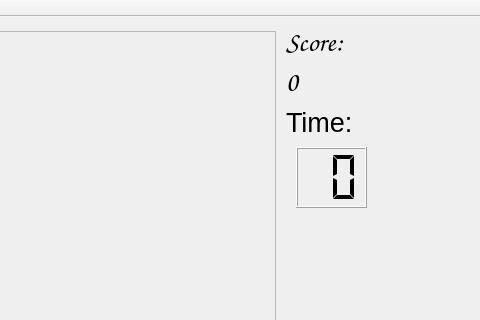
Before: the Qt Designer form candycrush_bootleg2/Gui.ui in Commoned/candycrush_bt, drawn with Qt 5; both pictures show x 344 to 824 and y 0 to 320 of the 824 by 908 pixel window.
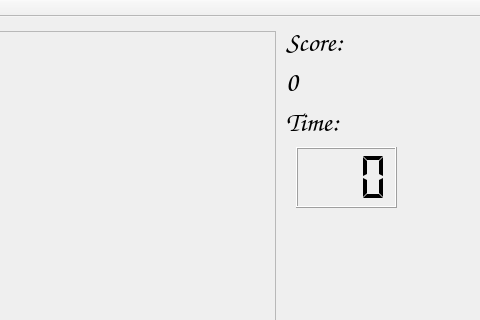
After: the same form once the commit is applied.

```diff
--- a/candycrush_bootleg2/Gui.ui
+++ b/candycrush_bootleg2/Gui.ui
@@ -114,6 +114,7 @@
     </property>
     <property name="font">
      <font>
+      <family>Comic Sans MS</family>
       <pointsize>20</pointsize>
      </font>
     </property>
@@ -126,7 +127,7 @@
      <rect>
       <x>640</x>
       <y>130</y>
-      <width>71</width>
+      <width>101</width>
       <height>61</height>
      </rect>
     </property>
@@ -134,7 +135,7 @@
      <bool>true</bool>
     </property>
     <property name="digitCount">
-     <number>2</number>
+     <number>3</number>
     </property>
     <property name="segmentStyle">
      <enum>QLCDNumber::Flat</enum>
```
